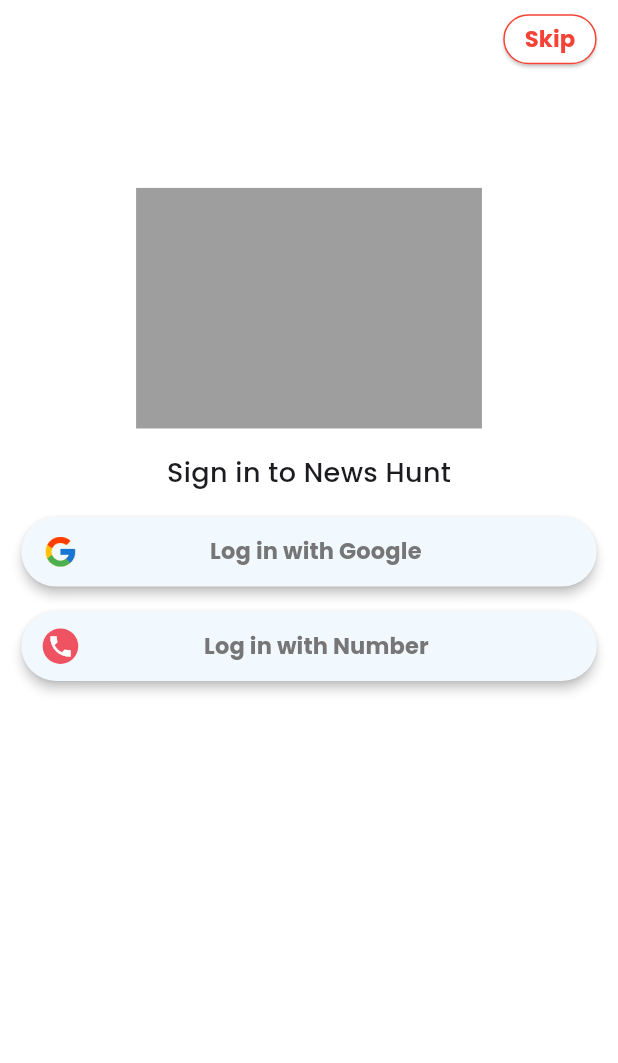
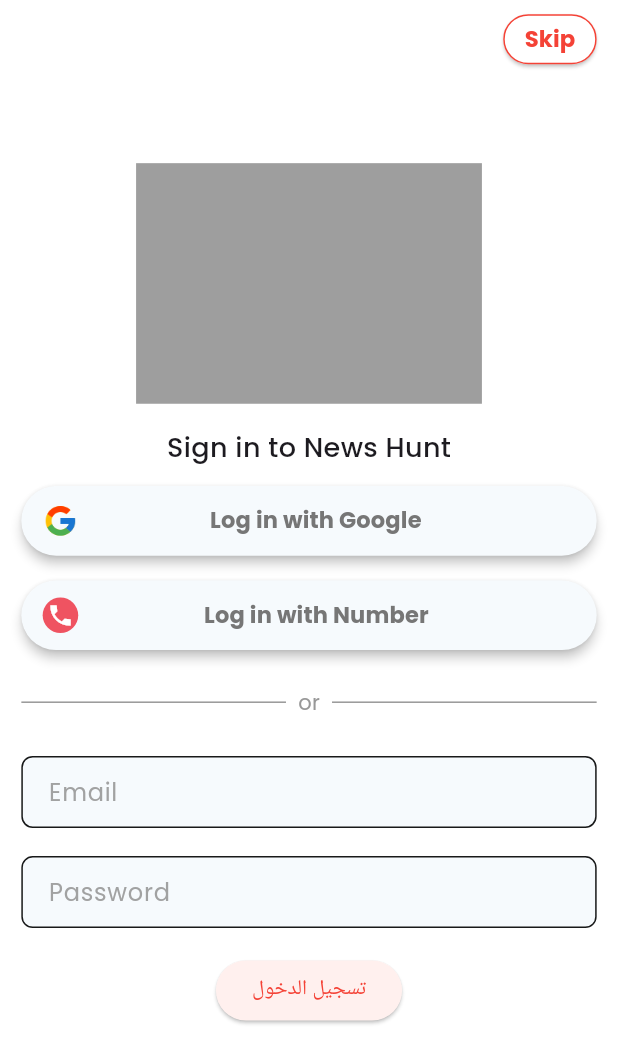
Before and after one commit to MahmoudAboHebil/fresh_feed, a Flutter app: the screen it shows after launch, on a phone screen of 412 x 824 dp. Shown: the top 1063 px of the screen. Run offline on Flutter 3.47's test engine with Material 3 defaults, Android fonts, the phone set to English and light mode, and no system bars; our stand-ins replace cloud_firestore, connectivity_plus, device_preview, equatable, firebase_auth, firebase_core and 9 more; accounts and stored records are empty; key blocks and very long unbroken strings in the code were emptied for the run.

Commit message:
Adding new widgets at sign page

```diff
--- a/lib/config/theme/app_theme.dart
+++ b/lib/config/theme/app_theme.dart
@@ -8,10 +8,12 @@ class AppTheme {
   static final ThemeData lightTheme = FlexThemeData.light(
     colors: const FlexSchemeColor(
       primary: Color(0xfff44236), // Primary color
-      secondary: Color(0xfff1f8fe), // Secondary color
+      secondary: Color(0xfff6fafd), // Secondary color
       secondaryContainer: Color(0xff767676),
+      tertiary: Color(0xff989898),
+
       appBarColor: Color(0xFFF8F8F8), // Light app bar
-      error: Colors.red, // Error color
+      error: Color(0xff990101), // Error color
     ),
     surfaceMode: FlexSurfaceMode.highBackgroundLowScaffold, // Smooth design
     blendLevel: 5, // Soft blending
@@ -33,14 +35,21 @@ class AppTheme {
       primary: Color(0xfff44236),
       secondary: Color(0xff29292b),
       secondaryContainer: Color(0xff6f6f71),
+      tertiary: Color(0xff989898),
       appBarColor: Color(0xff212121),
-      error: Colors.red,
+      error: Color(0xffff6767),
     ),
     surfaceMode: FlexSurfaceMode.highBackgroundLowScaffold,
     scaffoldBackground: const Color(0xff212121),
     blendLevel: 20,
     appBarOpacity: 0.95,
     subThemesData: const FlexSubThemesData(
+      inputDecoratorBorderType: FlexInputBorderType.outline,
+      inputDecoratorRadius: 10,
+      inputDecoratorBorderWidth: 1,
+      inputDecoratorFocusedBorderWidth: 1,
+      inputDecoratorUnfocusedHasBorder: true,
+      interactionEffects: true, //here
       blendOnLevel: 20,
       elevatedButtonSchemeColor: SchemeColor.primary,
       useM2StyleDividerInM3: true,
--- a/lib/screens/auth/sign_screen.dart
+++ b/lib/screens/auth/sign_screen.dart
@@ -4,7 +4,7 @@ import 'package:fresh_feed/utils/utlis.dart';
 import 'package:fresh_feed/widgets/widgets.dart';
 import 'package:gap/gap.dart';
 
-//ToDo:1. build the page UI take care about thieme,localization, responsive && orientation
+//ToDo:1. build the page UI take care about theme, responsive, orientation && localization
 //ToDo:2. inject the dateLayer
 class SignScreen extends StatefulWidget {
   const SignScreen({super.key});
@@ -14,6 +14,46 @@ class SignScreen extends StatefulWidget {
 }
 
 class _SignScreenState extends State<SignScreen> {
+  final _formKey = GlobalKey<FormState>();
+  final TextEditingController _emailController = TextEditingController();
+  final TextEditingController _passwordController = TextEditingController();
+  bool hasError = false;
+
+  String? _emailValidator(value) {
+    if (value == null || value.isEmpty) {
+      return 'Email is required';
+    } else if (!RegExp(r'^[^@]+@[^@]+\.[^@]+').hasMatch(value)) {
+      return 'البريد الإلكتروني غير صالح';
+    }
+    return null;
+  }
+
+  String? _passwordValidator(value) {
+    if (value == null || value.isEmpty) {
+      return 'Password is required';
+    } else if (value.length < 6) {
+      return 'يجب أن تكون كلمة المرور 6 أحرف على الأقل';
+    }
+    return null;
+  }
+
+  void _submitForm() {
+    if (_formKey.currentState!.validate()) {
+      setState(() {
+        hasError = false;
+      });
+      _passwordController.clear();
+      _emailController.clear();
+      ScaffoldMessenger.of(context).showSnackBar(
+        SnackBar(content: Text('تم تسجيل الدخول بنجاح!')),
+      );
+    } else {
+      setState(() {
+        hasError = true;
+      });
+    }
+  }
+
   @override
   Widget build(BuildContext context) {
     print(context.setWidth(1));
@@ -53,7 +93,7 @@ class _SignScreenState extends State<SignScreen> {
                   ),
                 ),
                 // logo
-                Gap(context.setHeightScreenBase(0.1)),
+                Gap(context.setHeightScreenBase(0.08)),
                 Container(
                   width: context.setWidth(230),
                   height: context.setWidth(160),
@@ -67,7 +107,7 @@ class _SignScreenState extends State<SignScreen> {
                     fontWeight: FontWeight.w500,
                   ),
                 ),
-                Gap(context.setHeightScreenBase(0.02)),
+                Gap(context.setHeightScreenBase(0.015)),
                 LoginButton(
                   icon: Image.asset(
                     "assets/google_icon.png",
@@ -99,7 +139,60 @@ class _SignScreenState extends State<SignScreen> {
                   callBack: () async {
                     await Future.delayed(Duration(seconds: 3));
                   },
-                )
+                ),
+                Gap(context.setHeightScreenBase(0.03)),
+                Row(
+                  children: [
+                    Expanded(
+                      child: Divider(
+                        thickness: 1,
+                        color: context.colorScheme.tertiary,
+                      ),
+                    ),
+                    Padding(
+                      padding: const EdgeInsets.symmetric(horizontal: 8),
+                      child: Text(
+                        'or',
+                        style: TextStyle(
+                          color: context.colorScheme.tertiary,
+                        ),
+                      ),
+                    ),
+                    Expanded(
+                      child: Divider(
+                        color: context.colorScheme.tertiary,
+                        thickness: 1,
+                      ),
+                    ),
+                  ],
+                ),
+                Gap(context.setHeightScreenBase(0.03)),
+                Form(
+                  key: _formKey,
+                  child: Column(
+                    children: [
+                      LoginTextFormField(
+                        controller: _emailController,
+                        hasError: hasError,
+                        label: 'Email',
+                        validator: _emailValidator,
+                      ),
+                      Gap(context.setHeightScreenBase(0.02)),
+                      LoginTextFormField(
+                        controller: _passwordController,
+                        hasError: hasError,
+                        label: 'Password',
+                        isPassword: true,
+                        validator: _passwordValidator,
+                      ),
+                      Gap(context.setHeightScreenBase(0.02)),
+                      ElevatedButton(
+                        onPressed: _submitForm,
+                        child: Text('تسجيل الدخول'),
+                      ),
+                    ],
+                  ),
+                ),
               ],
             ),
           ),
--- /dev/null
+++ b/lib/widgets/login_text_form_field.dart
@@ -0,0 +1,124 @@
+import 'package:flutter/material.dart';
+import 'package:fresh_feed/utils/utlis.dart';
+
+class LoginTextFormField extends StatefulWidget {
+  const LoginTextFormField({
+    super.key,
+    required this.controller,
+    required this.label,
+    required this.hasError,
+    this.isPassword = false,
+    this.validator,
+  });
+  final TextEditingController controller;
+  final String label;
+  final bool isPassword;
+  final String? Function(String?)? validator;
+  final bool hasError;
+
+  @override
+  State<LoginTextFormField> createState() => _LoginTextFormFieldState();
+}
+
+class _LoginTextFormFieldState extends State<LoginTextFormField> {
+  final FocusNode _focusNode = FocusNode();
+  bool _obscureText = true;
+  @override
+  Widget build(BuildContext context) {
+    return Container(
+      alignment: Alignment.center,
+      // height: context.setWidth(55),
+      height: widget.hasError ? context.setMinSize(70) : context.setMinSize(53),
+      // color: Colors.red,
+      child: Theme(
+        data: Theme.of(context).copyWith(
+          textSelectionTheme: TextSelectionThemeData(
+            selectionHandleColor: Theme.of(context).primaryColor,
+            selectionColor: Theme.of(context).primaryColor,
+          ),
+        ),
+        child: TextFormField(
+          controller: widget.controller,
+          focusNode: _focusNode,
+          obscureText: widget.isPassword ? _obscureText : false,
+          cursorColor: context.colorScheme.onSecondary,
+          textAlignVertical: TextAlignVertical.center,
+          style: TextStyle(
+            fontSize: context.setSp(15),
+            fontWeight: FontWeight.w500,
+            decorationThickness: 0,
+          ),
+          decoration: InputDecoration(
+              suffixIcon: widget.isPassword && _focusNode.hasFocus
+                  ? IconButton(
+                      style: ElevatedButton.styleFrom(
+                        padding: EdgeInsetsDirectional.only(
+                            start: context.setMinSize(5),
+                            end: context.setMinSize(15)),
+                        minimumSize: const Size(0, 0),
+                      ),
+                      icon: Icon(
+                        size: context.setMinSize(25),
+                        _obscureText ? Icons.visibility_off : Icons.visibility,
+                      ),
+                      onPressed: () {
+                        setState(() {
+                          _obscureText = !_obscureText;
+                        });
+                      },
+                    )
+                  : null,
+              errorStyle: TextStyle(
+                  fontWeight: FontWeight.w500, fontSize: context.setSp(12)),
+              isDense: false,
+              focusedErrorBorder: OutlineInputBorder(
+                borderRadius: BorderRadius.circular(context.setMinSize(8)),
+                borderSide: BorderSide(
+                  width: 1.75,
+                  color: context.colorScheme.error,
+                ),
+              ),
+              errorBorder: OutlineInputBorder(
+                borderRadius: BorderRadius.circular(context.setMinSize(8)),
+                borderSide: BorderSide(
+                  color: context.colorScheme.error,
+                ),
+              ),
+              border: OutlineInputBorder(
+                borderRadius: BorderRadius.circular(context.setMinSize(8)),
+                borderSide: BorderSide(
+                  color: context.colorScheme.error,
+                ),
+              ),
+              filled: true,
+              fillColor: context.colorScheme.secondary,
+              hintText: widget.label,
+              hintStyle: TextStyle(
+                color: context.colorScheme.tertiary.withOpacity(0.9),
+                fontSize: context.setSp(16),
+                fontWeight: FontWeight.normal,
+              ),
+              contentPadding: EdgeInsetsDirectional.symmetric(
+                  horizontal: context.setMinSize(15),
+                  vertical: context.setMinSize(7)),
+              enabledBorder: OutlineInputBorder(
+                borderRadius: BorderRadius.circular(context.setMinSize(8)),
+                borderSide: BorderSide(
+                  color: context.colorScheme.onSecondary.withOpacity(0.90),
+                ),
+              ),
+              focusedBorder: OutlineInputBorder(
+                borderRadius: BorderRadius.circular(context.setMinSize(8)),
+                borderSide: BorderSide(
+                  color: context.colorScheme.primary,
+                ),
+              )),
+          validator: widget.validator,
+          onTapOutside: (event) {
+            FocusScope.of(context).unfocus();
+          },
+        ),
+      ),
+    );
+  }
+}
--- a/lib/widgets/widgets.dart
+++ b/lib/widgets/widgets.dart
@@ -1,2 +1,3 @@
 export 'border_text_button.dart';
 export 'login_button.dart';
+export 'login_text_form_field.dart';
```
